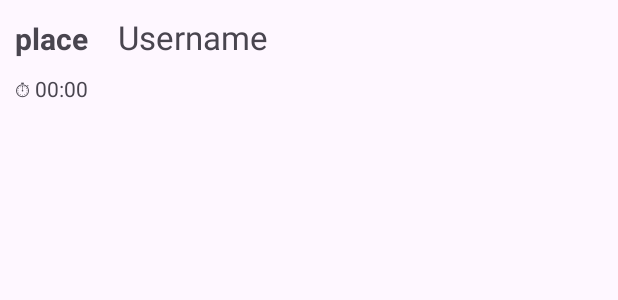
After one commit to GilStein1/RubiksCube, an Android app: the layout stats_list.xml on its own in the app's theme, with its tools: preview values and no code run, on a phone screen of 412 x 824 dp. The commit adds this screen. Shown: the top 300 px of the screen. Run offline under Robolectric (Android 15) with nearby library versions, the phone set to English and light mode, and no system bars.

Commit message:
added a stats page

```diff
--- a/app/src/main/AndroidManifest.xml
+++ b/app/src/main/AndroidManifest.xml
@@ -12,6 +12,9 @@
         android:supportsRtl="false"
         android:theme="@style/Theme.My3DProject"
         tools:targetApi="31">
+        <activity
+            android:name=".activities.StatsActivity"
+            android:exported="false" />
         <activity
             android:name=".activities.SignUpActivity"
             android:exported="false" />
--- a/app/src/main/java/com/example/my3dproject/GameController.java
+++ b/app/src/main/java/com/example/my3dproject/GameController.java
@@ -80,7 +80,6 @@ public class GameController extends SurfaceView implements Runnable {
 		FirebaseDatabase database = FirebaseDatabase.getInstance();
 		this.accountRef = database.getReference("accounts");
 		this.sharedPreferences = context.getSharedPreferences(findLastConnectedUser(), 0);
-//		this.sharedPreferences.edit().putString("bestTime", "1000").apply();
 		animationManager.addLoopedAction(new LoopedAction(this::updateSavesInPreferences, 1.0));
 		animationManager.addLoopedAction(new LoopedAction(this::updateSavesInAccount, 1.0));
 		getAllSavedValuesFromSharedPreferences();
--- a/app/src/main/res/layout/activity_main.xml
+++ b/app/src/main/res/layout/activity_main.xml
@@ -7,7 +7,8 @@
     android:layout_height="match_parent"
     android:gravity="center_horizontal"
     android:orientation="vertical"
-    tools:context=".activities.MainActivity">
+    tools:context=".activities.MainActivity"
+    android:screenOrientation="portrait">
 
     <FrameLayout
         android:id="@+id/flBackgroundCube"
--- /dev/null
+++ b/app/src/main/res/layout/stats_list.xml
@@ -0,0 +1,44 @@
+<?xml version="1.0" encoding="utf-8"?>
+<LinearLayout xmlns:android="http://schemas.android.com/apk/res/android"
+    android:layout_width="match_parent"
+    android:layout_height="match_parent"
+    android:orientation="vertical"
+    android:screenOrientation="portrait">
+
+    <LinearLayout
+        android:layout_width="wrap_content"
+        android:layout_height="wrap_content"
+        android:orientation="horizontal">
+
+        <TextView
+            android:id="@+id/tvPlace"
+            android:layout_width="wrap_content"
+            android:layout_height="wrap_content"
+            android:layout_marginLeft="10dp"
+            android:layout_marginTop="10dp"
+            android:text="place"
+            android:textStyle="bold"
+            android:textSize="20sp"/>
+
+        <TextView
+            android:id="@+id/tvUsername"
+            android:layout_width="wrap_content"
+            android:layout_height="wrap_content"
+            android:layout_marginLeft="20dp"
+            android:layout_marginTop="10dp"
+            android:text="Username"
+            android:textSize="22sp"/>
+
+    </LinearLayout>
+
+
+
+    <TextView
+        android:id="@+id/tvBestTime"
+        android:layout_width="wrap_content"
+        android:layout_height="wrap_content"
+        android:layout_marginLeft="10dp"
+        android:layout_marginTop="10dp"
+        android:text="⏱ 00:00"/>
+
+</LinearLayout>
```
Also changed, not shown: app/src/main/java/com/example/my3dproject/ScoresAdapter.java (added, +56 -0 lines), app/src/main/java/com/example/my3dproject/activities/GameActivity.java (+12 -4 lines), app/src/main/java/com/example/my3dproject/activities/StatsActivity.java (added, +67 -0 lines), app/src/main/res/layout/activity_stats.xml (added, +15 -0 lines).
